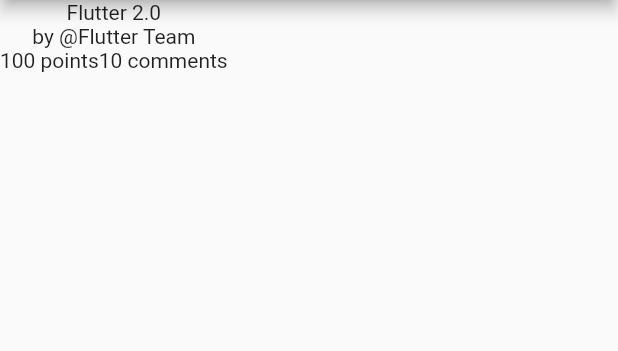
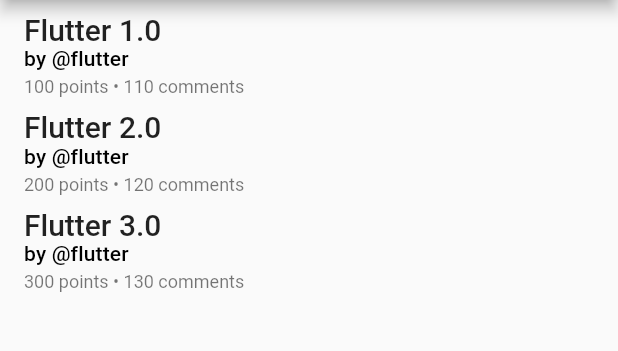
Before and after one commit to vshkl/flutter-news, a Flutter app: the screen it shows after launch, on a phone screen of 412 x 824 dp, the part 84-435 px from its top. Run offline on Flutter 3.47's test engine with Material 2 defaults, Android fonts, the phone set to English and light mode, and no system bars; our stand-ins replace freezed_annotation.

Commit message:
Refine list item look

```diff
--- a/lib/NewsList.dart
+++ b/lib/NewsList.dart
@@ -1,6 +1,6 @@
-import 'package:flutter/widgets.dart';
+import 'package:flutter/material.dart';
 
-import 'News.dart';
+import 'model/News.dart';
 
 import 'NewsRow.dart';
 
@@ -14,15 +14,17 @@ class NewsList extends StatefulWidget {
 class _NewsListState extends State<NewsList> {
   final _news = <News>[
     const News(
-        title: 'Flutter 2.0',
-        author: 'Flutter Team',
-        points: 100,
-        comments: 10),
+        title: 'Flutter 1.0', author: 'flutter', points: 100, comments: 110),
+    const News(
+        title: 'Flutter 2.0', author: 'flutter', points: 200, comments: 120),
+    const News(
+        title: 'Flutter 3.0', author: 'flutter', points: 300, comments: 130),
   ];
 
   @override
   Widget build(BuildContext context) {
-    return ListView.builder(
+    return ListView.separated(
+      padding: const EdgeInsets.symmetric(vertical: 8.0, horizontal: 16.0),
       itemCount: _news.length,
       itemBuilder: (context, index) {
         final news = _news[index];
@@ -33,6 +35,9 @@ class _NewsListState extends State<NewsList> {
           comments: news.comments,
         );
       },
+      separatorBuilder: (context, index) {
+        return const SizedBox(height: 8.0);
+      },
     );
   }
 }
--- a/lib/NewsRow.dart
+++ b/lib/NewsRow.dart
@@ -16,16 +16,23 @@ class NewsRow extends StatelessWidget {
   @override
   Widget build(BuildContext context) {
     return Row(
+      mainAxisAlignment: MainAxisAlignment.start,
       children: [
         Column(
+          crossAxisAlignment: CrossAxisAlignment.start,
           children: [
-            Text(title),
-            Text('by @$author'),
-            Row(
-              children: [
-                Text('$points points'),
-                Text('$comments comments'),
-              ],
+            Text(
+              title,
+              style: Theme.of(context).textTheme.titleLarge,
+            ),
+            Text(
+              'by @$author',
+              style: Theme.of(context).textTheme.subtitle2,
+            ),
+            const SizedBox(height: 4.0),
+            Text(
+              '$points points • $comments comments',
+              style: Theme.of(context).textTheme.caption,
             ),
           ],
         ),
```
Also changed, not shown: lib/model/News.dart (renamed from lib/News.dart), lib/model/News.freezed.dart (renamed from lib/News.freezed.dart), lib/model/News.g.dart (renamed from lib/News.g.dart).
